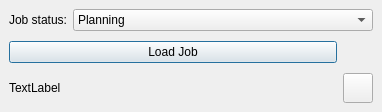
This is ui/widgets/job_plan_widget.ui in TheCodingJsoftware/Invigo as Qt 5 draws it before an edit. The edited form follows.
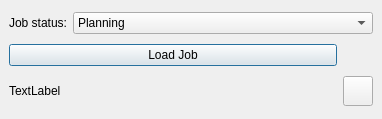
This is the edited form. Icons and pictures are not drawn.

What changed in the file:
```diff
--- a/ui/widgets/job_plan_widget.ui
+++ b/ui/widgets/job_plan_widget.ui
@@ -7,7 +7,7 @@
     <x>0</x>
     <y>0</y>
     <width>382</width>
-    <height>109</height>
+    <height>119</height>
    </rect>
   </property>
   <property name="maximumSize">
```
Left out of the diff: 5 changed lines with no effect on the pictures.
